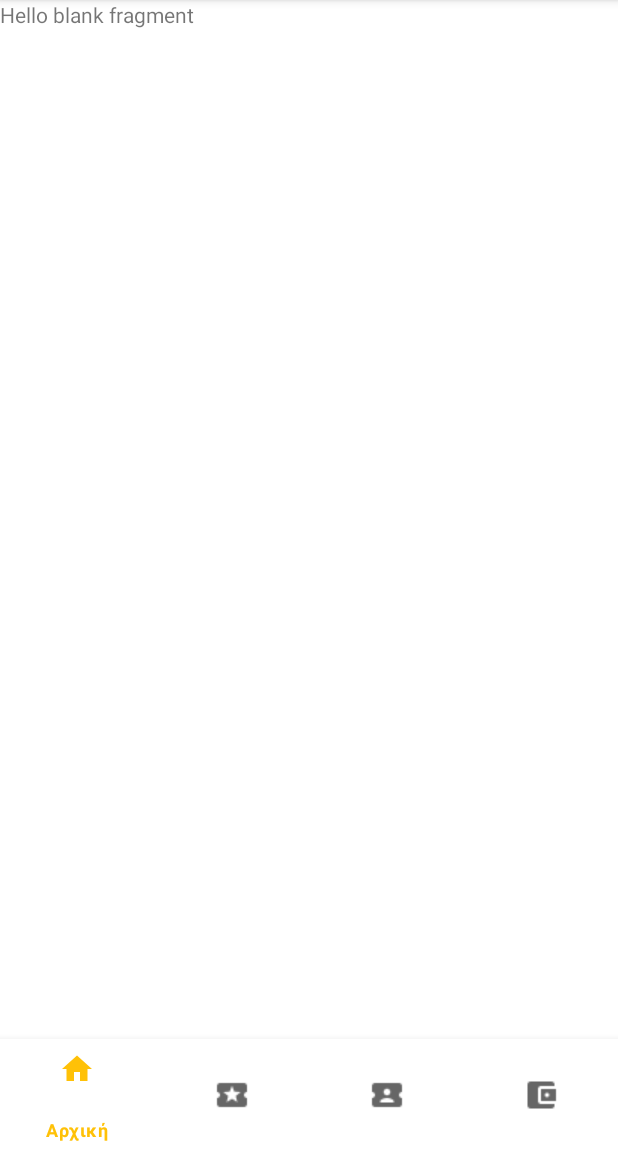
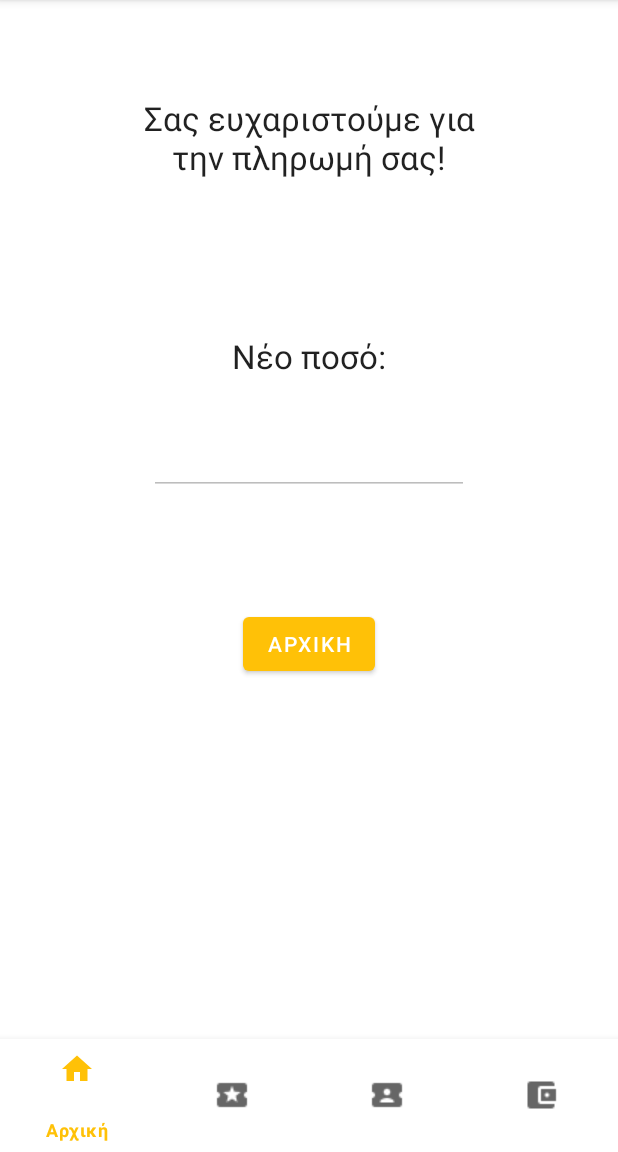
Before and after one commit to jimtete/PID-ThessTransport, an Android app: the fragment PaymentSuccessfulFragment placed in its activity, on a phone screen of 412 x 824 dp, the part 84-1236 px from its top. Run offline under Robolectric (Android 15) with nearby library versions, the phone set to English and light mode, and no system bars; our stand-ins replace Firebase (no records; nobody signed in at launch, a user with empty details on screens opened directly); Roboto replaces fonts that are not available here; 5 statements that could not run were skipped.

Commit message:
finished with payments

```diff
--- /dev/null
+++ b/app/src/main/java/com/example/pidthesstransport/HomeFragment.java
@@ -0,0 +1,64 @@
+package com.example.pidthesstransport;
+
+import android.os.Bundle;
+
+import androidx.fragment.app.Fragment;
+
+import android.view.LayoutInflater;
+import android.view.View;
+import android.view.ViewGroup;
+
+/**
+ * A simple {@link Fragment} subclass.
+ * Use the {@link HomeFragment#newInstance} factory method to
+ * create an instance of this fragment.
+ */
+public class HomeFragment extends Fragment {
+
+    // TODO: Rename parameter arguments, choose names that match
+    // the fragment initialization parameters, e.g. ARG_ITEM_NUMBER
+    private static final String ARG_PARAM1 = "param1";
+    private static final String ARG_PARAM2 = "param2";
+
+    // TODO: Rename and change types of parameters
+    private String mParam1;
+    private String mParam2;
+
+    public HomeFragment() {
+        // Required empty public constructor
+    }
+
+    /**
+     * Use this factory method to create a new instance of
+     * this fragment using the provided parameters.
+     *
+     * @param param1 Parameter 1.
+     * @param param2 Parameter 2.
+     * @return A new instance of fragment HomeFragment.
+     */
+    // TODO: Rename and change types and number of parameters
+    public static HomeFragment newInstance(String param1, String param2) {
+        HomeFragment fragment = new HomeFragment();
+        Bundle args = new Bundle();
+        args.putString(ARG_PARAM1, param1);
+        args.putString(ARG_PARAM2, param2);
+        fragment.setArguments(args);
+        return fragment;
+    }
+
+    @Override
+    public void onCreate(Bundle savedInstanceState) {
+        super.onCreate(savedInstanceState);
+        if (getArguments() != null) {
+            mParam1 = getArguments().getString(ARG_PARAM1);
+            mParam2 = getArguments().getString(ARG_PARAM2);
+        }
+    }
+
+    @Override
+    public View onCreateView(LayoutInflater inflater, ViewGroup container,
+                             Bundle savedInstanceState) {
+        // Inflate the layout for this fragment
+        return inflater.inflate(R.layout.fragment_home, container, false);
+    }
+}
--- a/app/src/main/java/com/example/pidthesstransport/OasthHomeActivity.java
+++ b/app/src/main/java/com/example/pidthesstransport/OasthHomeActivity.java
@@ -53,10 +53,12 @@ public class OasthHomeActivity extends AppCompatActivity {
 
 
 
+        Fragment selectedFragment = new HomeFragment();
+        fragmentManager.beginTransaction().replace(R.id.fragment_container, selectedFragment).commit();
 
     }
 
-    private BottomNavigationView.OnNavigationItemSelectedListener navListener =
+    public BottomNavigationView.OnNavigationItemSelectedListener navListener =
             new BottomNavigationView.OnNavigationItemSelectedListener() {
                 @Override
                 public boolean onNavigationItemSelected(@NonNull MenuItem item) {
@@ -64,6 +66,7 @@ public class OasthHomeActivity extends AppCompatActivity {
 
                     switch(item.getItemId()){
                         case R.id.home:
+                            selectedFragment = new HomeFragment();
                             break;
                         case R.id.buy_ticket:
                             break;
--- a/app/src/main/java/com/example/pidthesstransport/PaymentSuccessfulFragment.java
+++ b/app/src/main/java/com/example/pidthesstransport/PaymentSuccessfulFragment.java
@@ -3,62 +3,96 @@ package com.example.pidthesstransport;
 import android.os.Bundle;
 
 import androidx.fragment.app.Fragment;
+import androidx.fragment.app.FragmentManager;
+import androidx.fragment.app.FragmentTransaction;
 
+import android.text.InputType;
 import android.view.LayoutInflater;
 import android.view.View;
 import android.view.ViewGroup;
+import android.widget.Button;
+import android.widget.EditText;
 
-/**
- * A simple {@link Fragment} subclass.
- * Use the {@link PaymentSuccessfulFragment#newInstance} factory method to
- * create an instance of this fragment.
- */
+import com.google.android.gms.tasks.OnSuccessListener;
+import com.google.android.material.bottomnavigation.BottomNavigationView;
+import com.google.firebase.firestore.DocumentReference;
+import com.google.firebase.firestore.DocumentSnapshot;
+import com.google.firebase.firestore.FirebaseFirestore;
+import com.google.firebase.firestore.SetOptions;
+
+
 public class PaymentSuccessfulFragment extends Fragment {
 
-    // TODO: Rename parameter arguments, choose names that match
-    // the fragment initialization parameters, e.g. ARG_ITEM_NUMBER
-    private static final String ARG_PARAM1 = "param1";
-    private static final String ARG_PARAM2 = "param2";
-
-    // TODO: Rename and change types of parameters
-    private String mParam1;
-    private String mParam2;
+    public static FirebaseFirestore dataBase;
+    public static FragmentManager fragmentManager;
+    public User logedInUser;
+    String hashedEmail;
+    double amount;
+    View view;
+    EditText newBalanceEditText;
+    Button homeButton;
 
     public PaymentSuccessfulFragment() {
         // Required empty public constructor
     }
 
-    /**
-     * Use this factory method to create a new instance of
-     * this fragment using the provided parameters.
-     *
-     * @param param1 Parameter 1.
-     * @param param2 Parameter 2.
-     * @return A new instance of fragment PaymentSuccessfulFragment.
-     */
-    // TODO: Rename and change types and number of parameters
-    public static PaymentSuccessfulFragment newInstance(String param1, String param2) {
-        PaymentSuccessfulFragment fragment = new PaymentSuccessfulFragment();
-        Bundle args = new Bundle();
-        args.putString(ARG_PARAM1, param1);
-        args.putString(ARG_PARAM2, param2);
-        fragment.setArguments(args);
-        return fragment;
-    }
 
-    @Override
-    public void onCreate(Bundle savedInstanceState) {
-        super.onCreate(savedInstanceState);
-        if (getArguments() != null) {
-            mParam1 = getArguments().getString(ARG_PARAM1);
-            mParam2 = getArguments().getString(ARG_PARAM2);
-        }
-    }
 
-    @Override
+
     public View onCreateView(LayoutInflater inflater, ViewGroup container,
                              Bundle savedInstanceState) {
         // Inflate the layout for this fragment
-        return inflater.inflate(R.layout.fragment_payment_successful, container, false);
+        view = inflater.inflate(R.layout.fragment_payment_successful, container, false);
+
+
+        hashedEmail = getArguments().getString("Email");
+        amount = Double.parseDouble(getArguments().getString("Amount"));
+        homeButton = view.findViewById(R.id.button_go_back_home);
+        newBalanceEditText = view.findViewById(R.id.editText_new_balance);
+        newBalanceEditText.setEnabled(false);
+        newBalanceEditText.setInputType(InputType.TYPE_NULL);
+
+
+        dataBase = FirebaseFirestore.getInstance();
+        DocumentReference reference = dataBase.collection("User").document(hashedEmail);
+        reference.get().addOnSuccessListener(new OnSuccessListener<DocumentSnapshot>() {
+            @Override
+            public void onSuccess(DocumentSnapshot documentSnapshot) {
+                SetLogedInUser(documentSnapshot.toObject(User.class));
+            }
+        });
+
+
+        homeButton.setOnClickListener(new View.OnClickListener() {
+            @Override
+            public void onClick(View v) {
+                OasthHomeActivity temp = (OasthHomeActivity)getActivity();
+                fragmentManager = getFragmentManager();
+                FragmentTransaction transaction = fragmentManager.beginTransaction();
+                transaction.replace(R.id.fragment_container, new HomeFragment());
+                transaction.commit();
+
+
+            }
+        });
+        return view;
+    }
+
+    private void SetLogedInUser(User user) {
+
+        logedInUser = user;
+        UpdateUserBalance(amount);
+
+    }
+
+    private void UpdateUserBalance(double amount) {
+
+
+        logedInUser.AddBalance(amount);
+
+        dataBase.collection("User").document(hashedEmail)
+                .set(logedInUser, SetOptions.merge());
+
+        newBalanceEditText.setText(logedInUser.getBalance().getBalance()+"€");
     }
 }
--- a/app/src/main/java/com/example/pidthesstransport/User.java
+++ b/app/src/main/java/com/example/pidthesstransport/User.java
@@ -79,8 +79,8 @@ public class User implements ticketPurchase, PassPurchase {
         this.balance = balance;
     }
 
-    public void AddBalance(){
-
+    public void AddBalance(double amount){
+        balance.setBalance(balance.getBalance()+amount);
     }
 
 
--- /dev/null
+++ b/app/src/main/res/layout/fragment_home.xml
@@ -0,0 +1,14 @@
+<?xml version="1.0" encoding="utf-8"?>
+<FrameLayout xmlns:android="http://schemas.android.com/apk/res/android"
+    xmlns:tools="http://schemas.android.com/tools"
+    android:layout_width="match_parent"
+    android:layout_height="match_parent"
+    tools:context=".HomeFragment">
+
+    <!-- TODO: Update blank fragment layout -->
+    <TextView
+        android:layout_width="match_parent"
+        android:layout_height="match_parent"
+        android:text="@string/hello_blank_fragment" />
+
+</FrameLayout>
--- a/app/src/main/res/layout/fragment_payment_successful.xml
+++ b/app/src/main/res/layout/fragment_payment_successful.xml
@@ -1,14 +1,68 @@
 <?xml version="1.0" encoding="utf-8"?>
 <FrameLayout xmlns:android="http://schemas.android.com/apk/res/android"
+    xmlns:app="http://schemas.android.com/apk/res-auto"
     xmlns:tools="http://schemas.android.com/tools"
     android:layout_width="match_parent"
     android:layout_height="match_parent"
     tools:context=".PaymentSuccessfulFragment">
 
-    <!-- TODO: Update blank fragment layout -->
-    <TextView
+    <androidx.constraintlayout.widget.ConstraintLayout
         android:layout_width="match_parent"
-        android:layout_height="match_parent"
-        android:text="@string/hello_blank_fragment" />
+        android:layout_height="match_parent">
 
+
+
+        <TextView
+            android:id="@+id/textView7"
+            android:layout_width="250dp"
+            android:layout_height="wrap_content"
+            android:fontFamily="sans-serif"
+            android:text="Σας ευχαριστούμε για την πληρωμή σας!"
+            android:textAlignment="center"
+            android:textAppearance="@style/TextAppearance.AppCompat.Body1"
+            android:textSize="22sp"
+            app:layout_constraintBottom_toBottomOf="parent"
+            app:layout_constraintEnd_toEndOf="parent"
+            app:layout_constraintStart_toStartOf="parent"
+            app:layout_constraintTop_toTopOf="parent"
+            app:layout_constraintVertical_bias="0.100000024" />
+
+        <TextView
+            android:id="@+id/textView8"
+            android:layout_width="wrap_content"
+            android:layout_height="wrap_content"
+            android:fontFamily="sans-serif"
+            android:text="Νέο ποσό:"
+            android:textAppearance="@style/TextAppearance.AppCompat.Body1"
+            android:textSize="22sp"
+            app:layout_constraintBottom_toBottomOf="parent"
+            app:layout_constraintEnd_toEndOf="parent"
+            app:layout_constraintStart_toStartOf="parent"
+            app:layout_constraintTop_toBottomOf="@+id/textView7"
+            app:layout_constraintVertical_bias="0.19" />
+
+        <EditText
+            android:id="@+id/editText_new_balance"
+            android:layout_width="wrap_content"
+            android:layout_height="wrap_content"
+            android:ems="10"
+            android:textAlignment="center"
+            app:layout_constraintBottom_toBottomOf="parent"
+            app:layout_constraintEnd_toEndOf="parent"
+            app:layout_constraintStart_toStartOf="parent"
+            app:layout_constraintTop_toTopOf="parent"
+            app:layout_constraintVertical_bias="0.44" />
+
+        <Button
+            android:id="@+id/button_go_back_home"
+            android:layout_width="wrap_content"
+            android:layout_height="wrap_content"
+            android:text="ΑΡΧΙΚΗ"
+            app:layout_constraintBottom_toBottomOf="parent"
+            app:layout_constraintEnd_toEndOf="parent"
+            app:layout_constraintStart_toStartOf="parent"
+            app:layout_constraintTop_toBottomOf="@+id/editText_new_balance"
+            app:layout_constraintVertical_bias="0.24000001" />
+
+    </androidx.constraintlayout.widget.ConstraintLayout>
 </FrameLayout>
```
